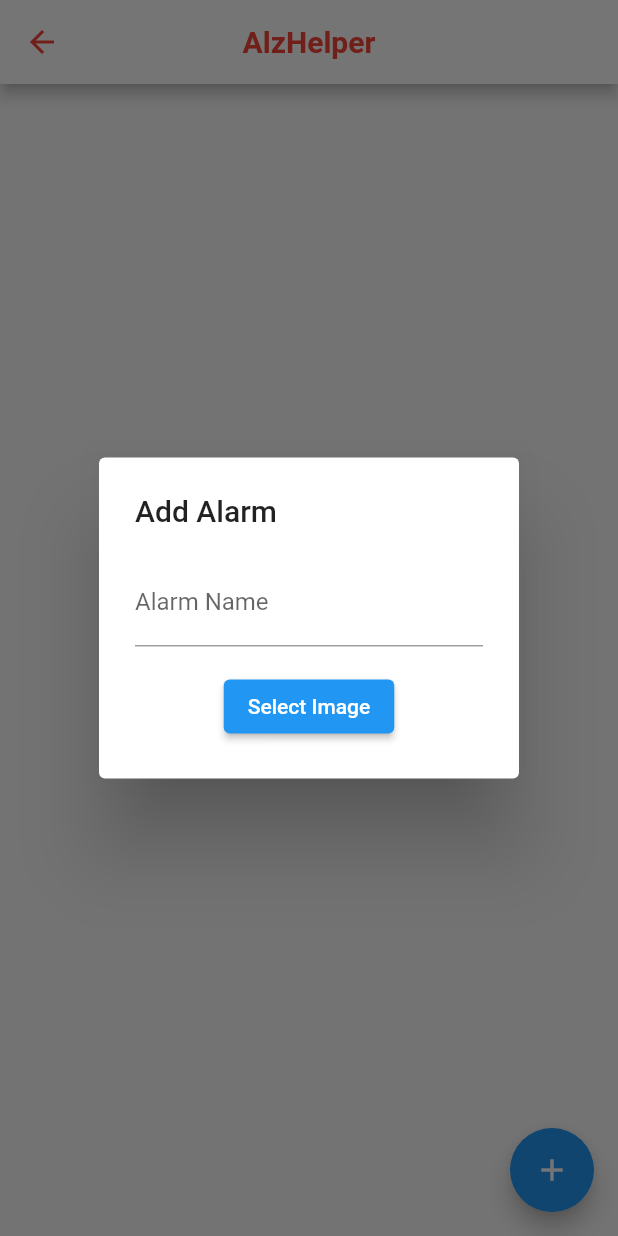
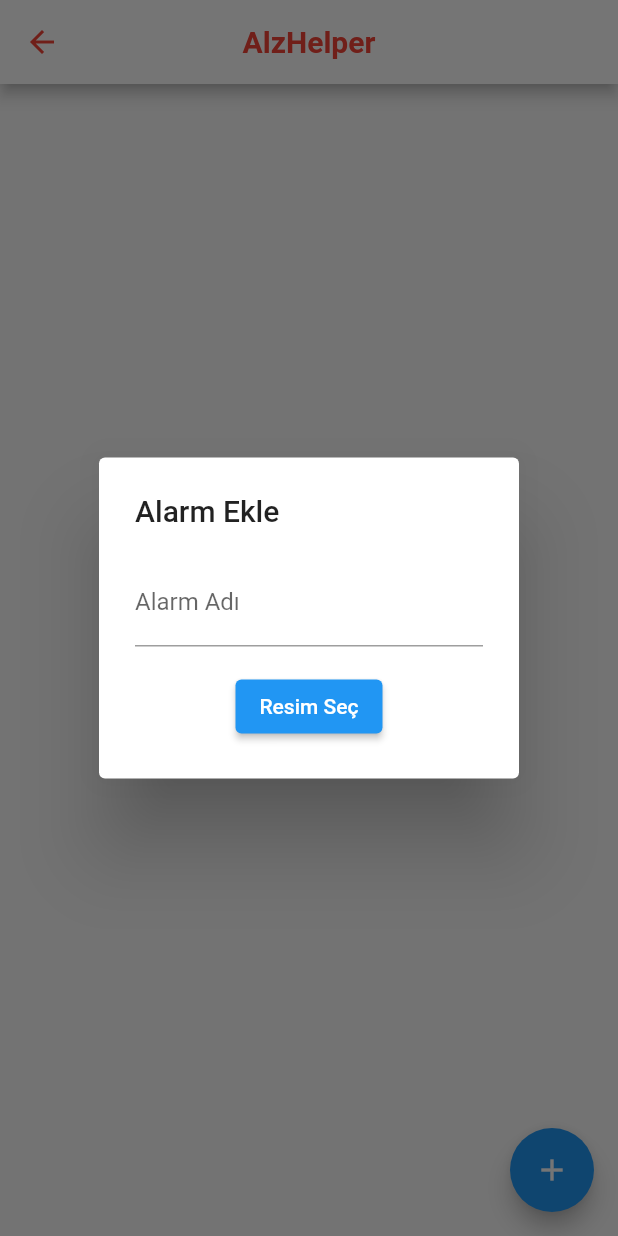
Before and after one commit to Burakka1/AlzHelper, a Flutter app: the Reminders screen opened directly, after a tap on the "add" icon, on a phone screen of 412 x 824 dp. Run offline on Flutter 3.47's test engine with Material 2 defaults, Android fonts, the phone set to English and light mode, and no system bars; our stand-ins replace awesome_notifications, cloud_firestore, firebase_auth, firebase_core, firebase_messaging, firebase_storage and 5 more; missing offline and left inert: alarm, flutter_polyline_points; accounts and stored records are empty; network calls fail; statements that could not run were skipped.

Commit message:
bazı düzenlemeler yapıldı

```diff
--- a/lib/Classes.dart
+++ b/lib/Classes.dart
@@ -122,7 +122,7 @@ Widget noteCard(Function()? onTap, QueryDocumentSnapshot doc) {
           Text(
             doc["note_content"],
             style: CardTextStyle.mainContent,
-            maxLines: 6,
+            maxLines: 2,
             overflow: TextOverflow.ellipsis,
           ),
         ],
--- a/lib/NotePage/note_reader.dart
+++ b/lib/NotePage/note_reader.dart
@@ -51,7 +51,7 @@ class _NoteReaderScreenState extends State<NoteReaderScreen> {
         title: 'AlzHelper',
         actions: [IconButton(
             onPressed: deleteNote,
-            icon: Icon(Icons.delete),
+            icon: Icon(Icons.delete,color: Colors.red,),
           ),],
         showBackButton: true,
       ),
--- a/lib/Profilepage/editprofile.dart
+++ b/lib/Profilepage/editprofile.dart
@@ -215,7 +215,6 @@ class _AddPatientPageState extends State<AddPatientPage> {
   }
 
   void _updatePatient() {
-    // Hasta verilerini Firestore'da güncelleyin
     String uid = _auth.currentUser!.uid;
     FirebaseFirestore.instance.collection('Users').doc(uid).update({
       'description': _descriptionController.text,
@@ -224,7 +223,7 @@ class _AddPatientPageState extends State<AddPatientPage> {
       'age': int.parse(_ageController.text),
       'phoneNumber': _phoneNumberController.text,
       'bloodGroup': _bloodGroupController.text,
-      'profileImage': _profileImageUrl, // Profil resim URL'sini kaydet
+      'profileImage': _profileImageUrl,
     }).then((value) {
       ScaffoldMessenger.of(context).showSnackBar(
         SnackBar(content: Text('Hasta bilgileri güncellendi')),
--- a/lib/Reminders/Reminders.dart
+++ b/lib/Reminders/Reminders.dart
@@ -165,14 +165,14 @@ class _RemindersState extends State<Reminders> {
             builder: (context) {
               TextEditingController nameController = TextEditingController();
               return AlertDialog(
-                title: Text('Add Alarm'),
+                title: Text('Alarm Ekle'),
                 content: Column(
                   mainAxisSize: MainAxisSize.min,
                   children: [
                     TextField(
                       controller: nameController,
                       decoration: InputDecoration(
-                        labelText: 'Alarm Name',
+                        labelText: 'Alarm Adı',
                       ),
                     ),
                     SizedBox(height: 16.0),
@@ -182,7 +182,7 @@ class _RemindersState extends State<Reminders> {
                           context: context,
                           builder: (context) {
                             return AlertDialog(
-                              title: Text('Select Image Source'),
+                              title: Text('Bir Resim Seç'),
                               content: Row(
                                 mainAxisAlignment: MainAxisAlignment.spaceEvenly,
                                 children: [
@@ -214,7 +214,7 @@ class _RemindersState extends State<Reminders> {
                           }
                         }
                       },
-                      child: Text('Select Image'),
+                      child: Text('Resim Seç'),
                     ),
                   ],
                 ),
```
Also changed, not shown: lib/NotePage/note_editor.dart (+5 -9 lines), lib/UI/patient_relative_home.dart (+21 -6 lines).
